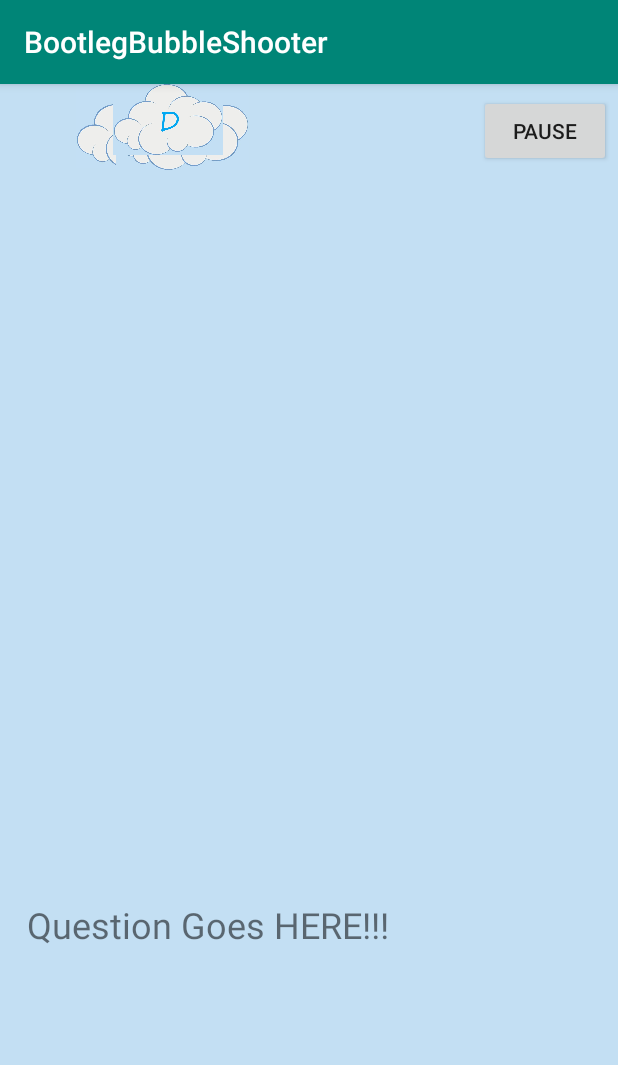
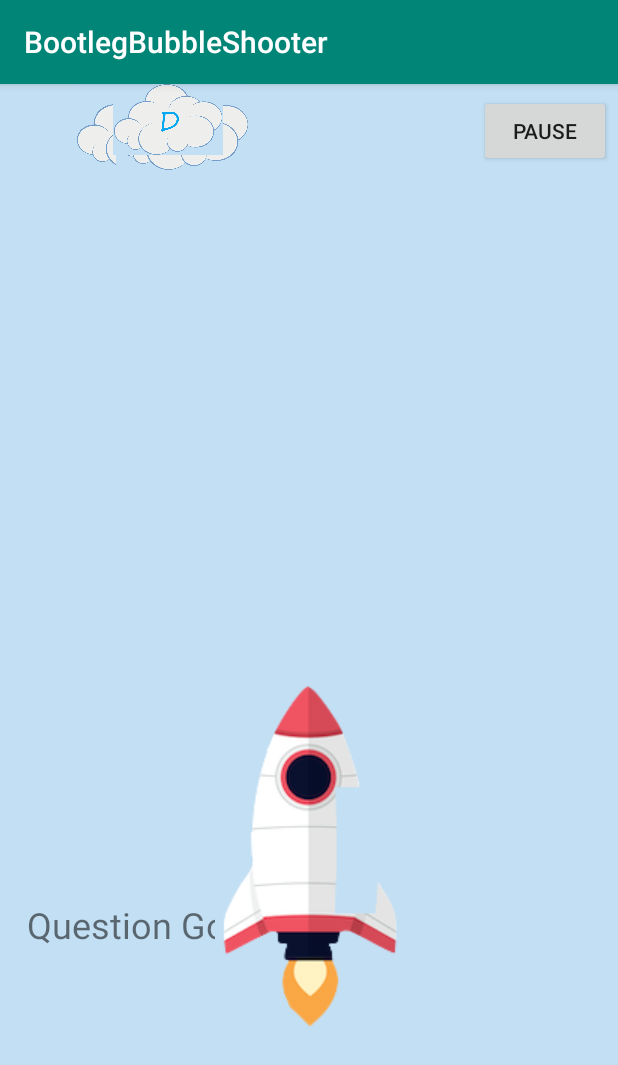
Before and after one commit to samau2000/MemoryLeak2.0, an Android app: the Levels screen opened directly, with no data from a screen before it, on a phone screen of 412 x 824 dp. Shown: the top 1065 px of the screen. Run offline under Robolectric (Android 15) with nearby library versions, the phone set to English and light mode, and no system bars; Roboto replaces fonts that are not available here.

Commit message:
IT LIVES!

```diff
--- a/BootlegBubbleShooter/app/src/main/java/com/example/bootlegbubbleshooter/Levels.java
+++ b/BootlegBubbleShooter/app/src/main/java/com/example/bootlegbubbleshooter/Levels.java
@@ -3,12 +3,43 @@ package com.example.bootlegbubbleshooter;
 import androidx.appcompat.app.AppCompatActivity;
 
 import android.os.Bundle;
+import android.view.MotionEvent;
+import android.view.View;
+import android.widget.ImageButton;
+import android.widget.Toast;
 
 public class Levels extends AppCompatActivity {
+    ImageButton rocketButton;
+    float x, y;
 
     @Override
     protected void onCreate(Bundle savedInstanceState) {
+
         super.onCreate(savedInstanceState);
         setContentView(R.layout.activity_levels);
+
+        rocketButton = (ImageButton)findViewById(R.id.imageButton6);
+
+        rocketButton.setOnClickListener(new View.OnClickListener() {
+            @Override
+            public void onClick(View v) {
+                Toast.makeText(Levels.this, "It works", Toast.LENGTH_LONG).show();
+            }
+        });
+
     }
+
+    @Override
+    public boolean onTouchEvent(MotionEvent event) {
+        switch (event.getAction()) {
+            case MotionEvent.ACTION_DOWN:
+            case MotionEvent.ACTION_MOVE:
+                rocketButton.setX((int) event.getX());
+                rocketButton.setY((int) event.getY());
+        }
+        return true;
+    }
+
+
+
 }
--- a/BootlegBubbleShooter/app/src/main/java/com/example/bootlegbubbleshooter/MainActivity.java
+++ b/BootlegBubbleShooter/app/src/main/java/com/example/bootlegbubbleshooter/MainActivity.java
@@ -188,4 +188,5 @@ public class MainActivity extends AppCompatActivity {
         cloud3.setY(cloud3Y);
 
     }
+
 }
--- a/BootlegBubbleShooter/app/src/main/res/layout/activity_levels.xml
+++ b/BootlegBubbleShooter/app/src/main/res/layout/activity_levels.xml
@@ -84,4 +84,18 @@
         android:src="@drawable/cloudd"
         tools:layout_editor_absoluteX="259dp"
         tools:layout_editor_absoluteY="124dp" />
+
+    <ImageButton
+        android:id="@+id/imageButton6"
+        android:layout_width="wrap_content"
+        android:layout_height="wrap_content"
+        android:layout_marginTop="201dp"
+        android:background="#C3DFF3"
+        app:layout_constraintBottom_toBottomOf="parent"
+        app:layout_constraintEnd_toEndOf="parent"
+        app:layout_constraintHorizontal_bias="0.498"
+        app:layout_constraintStart_toStartOf="parent"
+        app:layout_constraintTop_toBottomOf="@+id/CloudB"
+        app:srcCompat="@drawable/rocket" />
+
 </androidx.constraintlayout.widget.ConstraintLayout>
```
Also changed, not shown: BootlegBubbleShooter/app/src/main/res/drawable/rocket.png (added), 1 other file.
